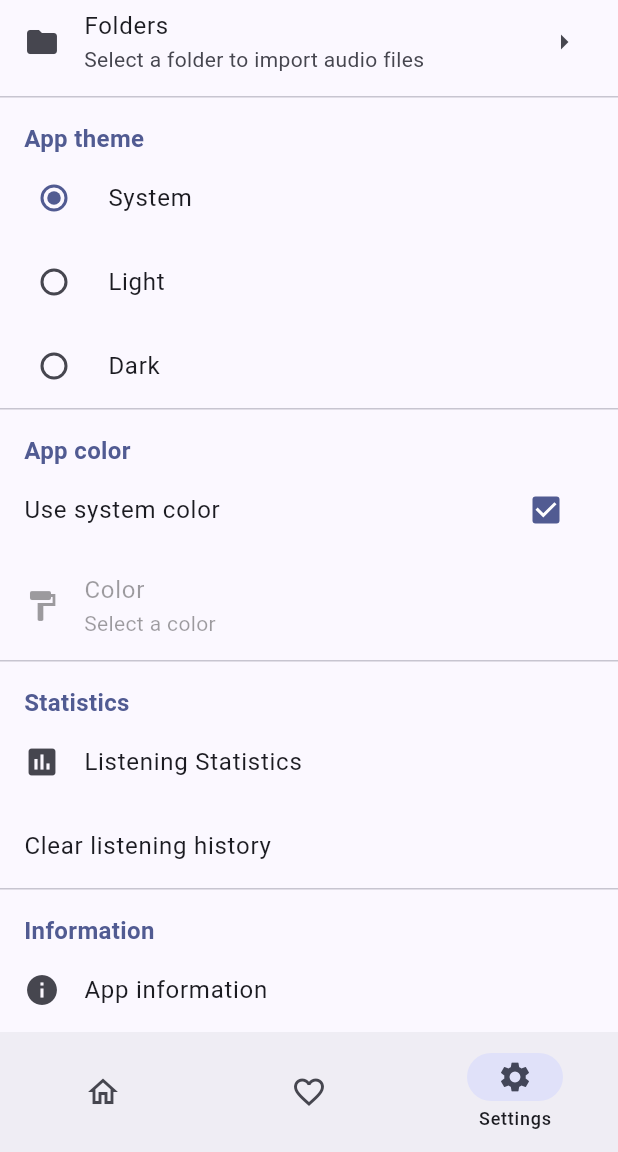
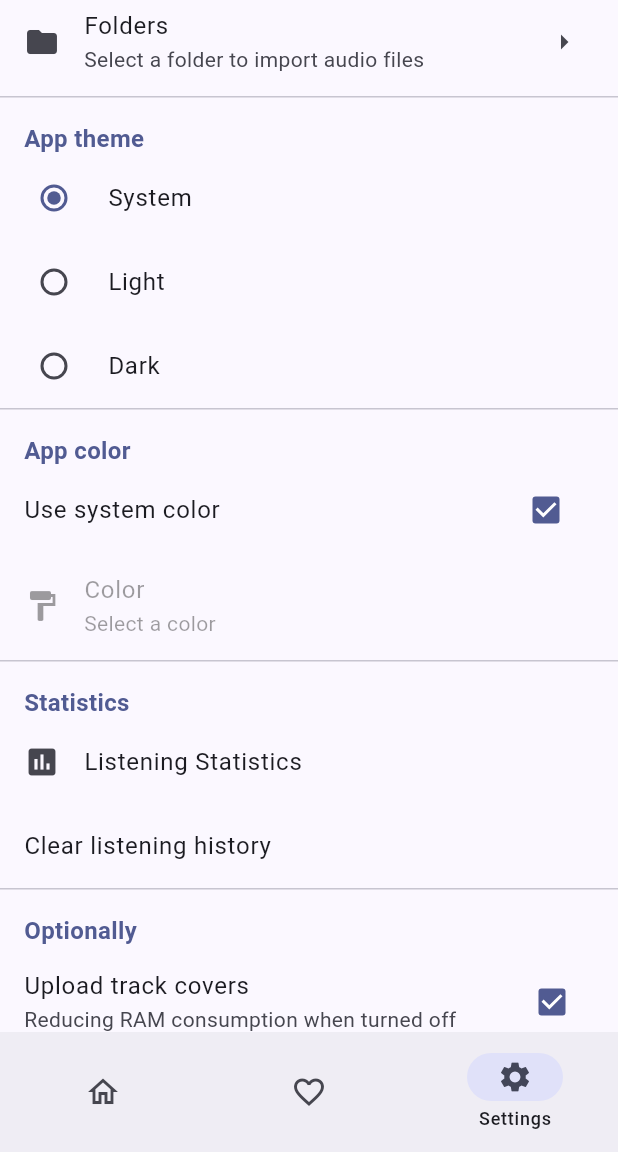
Before and after one commit to a1exander-iv/mateplayer, a Flutter app: the screen it shows after launch, item 3 of the bottom bar chosen, scrolled down 160 dp, on a phone screen of 412 x 824 dp, the part 84-1236 px from its top. Run offline on Flutter 3.47's test engine with Material 3 defaults, Android fonts, the phone set to English and light mode, and no system bars; drawn by our look-alikes of dynamic_color; our stand-ins replace audio_service, audioplayers, drift, drift_flutter, equatable, file_picker and 9 more; missing offline and left inert: audio_metadata_reader, window_manager, worker_manager; accounts and stored records are empty; generated files the repository leaves out were written again.

Commit message:
feat: add the ability to disable images of tracks to reduce memory consumption

```diff
--- a/lib/data/repositories/settings_repository.dart
+++ b/lib/data/repositories/settings_repository.dart
@@ -73,4 +73,12 @@ class SettingsRepository {
   Future<void> setSortingValue(SelectSortingEnum value) async {
     await prefs.setString(SharedKeys.mainListSorting, value.toSharedPrefsValue);
   }
+
+  Future<void> setTrackImagesLoading(bool value) async {
+    await prefs.setBool(SharedKeys.loadTrackImages, value);
+  }
+
+  bool getTrackImagesLoadValue() {
+    return prefs.getBool(SharedKeys.loadTrackImages)!;
+  }
 }
--- a/lib/data/sources/prefs.dart
+++ b/lib/data/sources/prefs.dart
@@ -10,6 +10,7 @@ class SharedKeys {
   static const String systemColor = "systemColor";
   static const String color = "color";
   static const String mainListSorting = "mainListSorting";
+  static const String loadTrackImages = "loadTrackImages";
 }
 
 class Prefs {
@@ -43,6 +44,9 @@ class Prefs {
     mainListSorting ??
         sharedPreferences.setString(SharedKeys.mainListSorting,
             SelectSortingEnum.withoutSorting.toSharedPrefsValue);
+
+    bool? loadTrackImages = sharedPreferences.getBool(SharedKeys.loadTrackImages);
+    loadTrackImages ?? sharedPreferences.setBool(SharedKeys.loadTrackImages, true);
   }
 
   Future<bool> setInt(String key, int value) {
--- a/lib/l10n/app_en.arb
+++ b/lib/l10n/app_en.arb
@@ -151,6 +151,10 @@
   "informationSectionSettingsScreen": "Information",
   "imagesProvided": "Images provided",
   "appInformation": "App information",
-  "thirdPartyIcons": "Third-party icons"
+  "thirdPartyIcons": "Third-party icons",
+
+  "additionalSectionSettingsScreen": "Optionally",
+  "trackImageCheckboxTileTitle": "Upload track covers",
+  "trackImageCheckboxTileSubtitle": "Reducing RAM consumption when turned off"
 
 }
--- a/lib/l10n/app_ru.arb
+++ b/lib/l10n/app_ru.arb
@@ -168,7 +168,9 @@
   "informationSectionSettingsScreen": "Информация",
   "imagesProvided": "Изображения предоставлены",
   "appInformation": "Информация о приложении",
-  "thirdPartyIcons": "Сторонние иконки"
+  "thirdPartyIcons": "Сторонние иконки",
 
-
+  "additionalSectionSettingsScreen": "Дополнительно",
+  "trackImageCheckboxTileTitle": "Загружать обложки треков",
+  "trackImageCheckboxTileSubtitle": "Уменьшение потребления оперативной памяти при выключенном состоянии"
 }
--- a/lib/main.dart
+++ b/lib/main.dart
@@ -68,6 +68,7 @@ void main() async {
   final bool isSystemColor = settingsRepository.getSystemColor();
   final Color color = Color(settingsRepository.getColor());
   final SelectSortingEnum sortValue = settingsRepository.getSortingValue();
+  final bool loadTrackImages = settingsRepository.getTrackImagesLoadValue();
 
   if (!Platform.isAndroid) {
   await windowManager.ensureInitialized();
@@ -96,6 +97,7 @@ void main() async {
       isSystemColor: isSystemColor,
       color: color,
       sortValue: sortValue,
+      loadTrackImages: loadTrackImages,
     ),
   );
 }
@@ -112,6 +114,7 @@ class MusicApp extends StatelessWidget {
     required this.isSystemColor,
     required this.color,
     required this.sortValue,
+    required this.loadTrackImages,
   });
 
   final TrackMetadataRepository trackMetadataRepository;
@@ -123,6 +126,7 @@ class MusicApp extends StatelessWidget {
   final bool isSystemColor;
   final Color color;
   final SelectSortingEnum sortValue;
+  final bool loadTrackImages;
 
   final router = GoRouter(
     initialLocation: "/",
@@ -290,10 +294,11 @@ class MusicApp extends StatelessWidget {
               settingsRepository: settingsRepository,
               directoryList: initialDirectoryPathList,
               sortValue: sortValue,
+              loadTrackImages: loadTrackImages
             ),
           ),
           BlocProvider(
-            create: (context) => PicturesCubit(databaseRepository)..init(),
+            create: (context) => PicturesCubit(databaseRepository, settingsRepository)..init(),
           ),
           BlocProvider(
             create: (context) => FavoriteCubit(databaseRepository)..init(),
--- a/lib/presentation/cubits/picture/pictures_cubit.dart
+++ b/lib/presentation/cubits/picture/pictures_cubit.dart
@@ -3,19 +3,35 @@ import 'dart:async';
 import 'package:equatable/equatable.dart';
 import 'package:flutter_bloc/flutter_bloc.dart';
 import 'package:mate_player/data/repositories/database_repository.dart';
+import 'package:mate_player/data/repositories/settings_repository.dart';
 
 import 'package:mate_player/domain/models/picture_model.dart';
 
 part 'pictures_state.dart';
 
 class PicturesCubit extends Cubit<PicturesState> {
-  PicturesCubit(this._databaseRepository) : super(PicturesInitial());
+  PicturesCubit(this._databaseRepository, this._settingsRepository) : super(PicturesInitial());
 
   StreamSubscription? _streamSubscription;
   final DatabaseRepository _databaseRepository;
+  final SettingsRepository _settingsRepository;
 
   void init() {
-    _streamSubscription = _databaseRepository.watchPictures().listen((dataMap) {
+    if (_settingsRepository.getTrackImagesLoadValue() == true) {
+      _streamSubscription = _databaseRepository.watchPictures().listen((dataMap) {
+      emit(PicturesLoadComplete(picturesDataMap: dataMap));
+    });
+    }
+  }
+
+  void clearPicturesAndCancelSubscription() {
+    _databaseRepository.pictureDataMap.clear();
+    _streamSubscription?.cancel();
+    emit(PicturesInitial());
+  }
+
+  void resumePictureLoading() {
+     _streamSubscription = _databaseRepository.watchPictures().listen((dataMap) {
       emit(PicturesLoadComplete(picturesDataMap: dataMap));
     });
   }
--- a/lib/presentation/cubits/settings/settings_cubit.dart
+++ b/lib/presentation/cubits/settings/settings_cubit.dart
@@ -19,6 +19,7 @@ class SettingsCubit extends Cubit<SettingsState> {
     required bool isSystemColor,
     required Color color,
     required SelectSortingEnum sortValue,
+    required bool loadTrackImages
   }) : super(
          SettingsState(
            directoryList: directoryList,
@@ -26,6 +27,7 @@ class SettingsCubit extends Cubit<SettingsState> {
            isSystemColor: isSystemColor,
            color: color,
            sortValue: sortValue,
+           loadTrackImages: loadTrackImages
          ),
        );
 
@@ -82,4 +84,9 @@ class SettingsCubit extends Cubit<SettingsState> {
     fullscreen = !fullscreen;
     await WindowManager.instance.setFullScreen(fullscreen);
   }
+
+  void setTrackImagesLoading(bool value) async {
+  await settingsRepository.setTrackImagesLoading(value);
+  emit(state.copyWith(loadTrackImages: value));
+  }
 }
--- a/lib/presentation/cubits/settings/settings_state.dart
+++ b/lib/presentation/cubits/settings/settings_state.dart
@@ -7,13 +7,15 @@ final class SettingsState extends Equatable {
   final bool isSystemColor;
   final Color color;
   final SelectSortingEnum sortValue;
+  final bool loadTrackImages;
   const SettingsState(
       {this.locale,
       required this.directoryList,
       required this.theme,
       required this.isSystemColor,
       required this.color,
-      required this.sortValue});
+      required this.sortValue,
+      required this.loadTrackImages});
 
   SettingsState copyWith(
       {Locale? locale,
@@ -21,17 +23,19 @@ final class SettingsState extends Equatable {
       SelectThemeEnum? theme,
       bool? isSystemColor,
       Color? color,
-      SelectSortingEnum? sortValue}) {
+      SelectSortingEnum? sortValue,
+      bool? loadTrackImages}) {
     return SettingsState(
         locale: locale ?? this.locale,
         directoryList: directoryList ?? this.directoryList,
         theme: theme ?? this.theme,
         isSystemColor: isSystemColor ?? this.isSystemColor,
         color: color ?? this.color,
-        sortValue: sortValue ?? this.sortValue);
+        sortValue: sortValue ?? this.sortValue,
+        loadTrackImages: loadTrackImages ?? this.loadTrackImages);
   }
 
   @override
   List<Object?> get props =>
-      [locale, directoryList, theme, isSystemColor, color, sortValue];
+      [locale, directoryList, theme, isSystemColor, color, sortValue, loadTrackImages];
 }
--- a/lib/presentation/screens/settings_screen.dart
+++ b/lib/presentation/screens/settings_screen.dart
@@ -124,6 +124,16 @@ class SettingScreen extends StatelessWidget {
                       StatCubit(context.read<DatabaseRepository>()),
                   child: const StatTile(),
                 ),
+                 const Divider(
+                  thickness: 1,
+                  height: 1,
+                ),
+                const Gap(16),
+                Padding(
+                  padding: EdgeInsets.only(left: 16),
+                  child: SectionName(name: appLocalizations.additionalSectionSettingsScreen),
+                ),
+                const TrackImageCheckboxTile(),
                 const Divider(
                   thickness: 1,
                   height: 1,
@@ -131,7 +141,7 @@ class SettingScreen extends StatelessWidget {
                 const Gap(16),
                 Padding(
                   padding: EdgeInsets.only(left: 16),
-                  child: SectionName(name: AppLocalizations.of(context)!.informationSectionSettingsScreen ),
+                  child: SectionName(name: appLocalizations.informationSectionSettingsScreen ),
                 ),
                 ListTile(
                   title: Text(AppLocalizations.of(context)!.appInformation),
@@ -789,3 +799,21 @@ class TotalListenedTimeByTracksStatWidget extends StatelessWidget {
     );
   }
 }
+
+
+class TrackImageCheckboxTile extends StatelessWidget {
+  const TrackImageCheckboxTile({super.key});
+
+  @override
+  Widget build(BuildContext context) {
+    return BlocBuilder<SettingsCubit, SettingsState>
+    (builder:(context, state) {
+      return CheckboxListTile(
+        title: Text(AppLocalizations.of(context)!.trackImageCheckboxTileTitle),
+        subtitle: Text(AppLocalizations.of(context)!.trackImageCheckboxTileSubtitle),
+        value: state.loadTrackImages, onChanged: (value) {
+          context.read<SettingsCubit>().setTrackImagesLoading(!state.loadTrackImages);
+        });
+    },);
+  }
+}
--- a/lib/shared/widgets/navigation_wrapper.dart
+++ b/lib/shared/widgets/navigation_wrapper.dart
@@ -3,7 +3,9 @@ import 'package:flutter/material.dart';
 import 'package:flutter_bloc/flutter_bloc.dart';
 import 'package:mate_player/l10n/generated/app_localizations.dart';
 import 'package:mate_player/presentation/cubits/permission/permission_cubit.dart';
+import 'package:mate_player/presentation/cubits/picture/pictures_cubit.dart';
 import 'package:mate_player/presentation/cubits/player/player_cubit.dart';
+import 'package:mate_player/presentation/cubits/settings/settings_cubit.dart';
 import 'package:mate_player/presentation/enums/repeat_mode_enum.dart';
 import 'package:mate_player/shared/dialogs/permission_alert_message.dart';
 import 'package:mate_player/shared/snackbars/playback_error_snackbar.dart';
@@ -40,6 +42,18 @@ class NavigationWrapper extends StatelessWidget {
             }
           },
         ),
+        BlocListener<SettingsCubit, SettingsState>(
+          listenWhen:(previous, current) {
+            return previous.loadTrackImages != current.loadTrackImages;
+          },
+          listener:(context, state) {
+          print(state.loadTrackImages);
+          if (state.loadTrackImages) {
+            context.read<PicturesCubit>().resumePictureLoading();
+          } else {
+            context.read<PicturesCubit>().clearPicturesAndCancelSubscription();
+          }
+        },)
       ],
       child: LayoutBuilder(builder: (context, constraints) {
         Size screenSize = MediaQuery.of(context).size;
```
Also changed, not shown: lib/l10n/generated/app_localizations.dart, lib/l10n/generated/app_localizations_en.dart, lib/l10n/generated/app_localizations_ru.dart.
